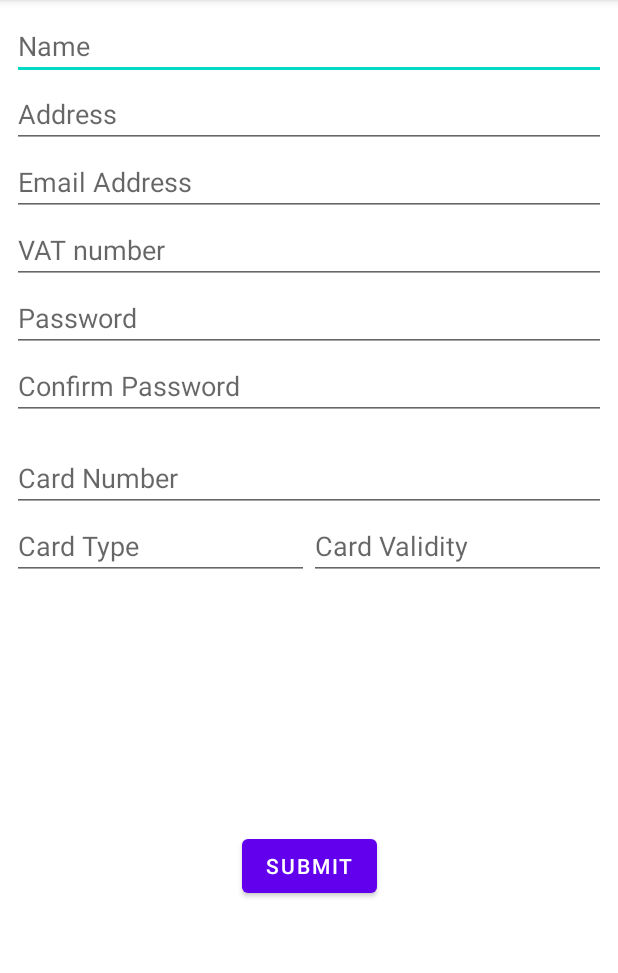
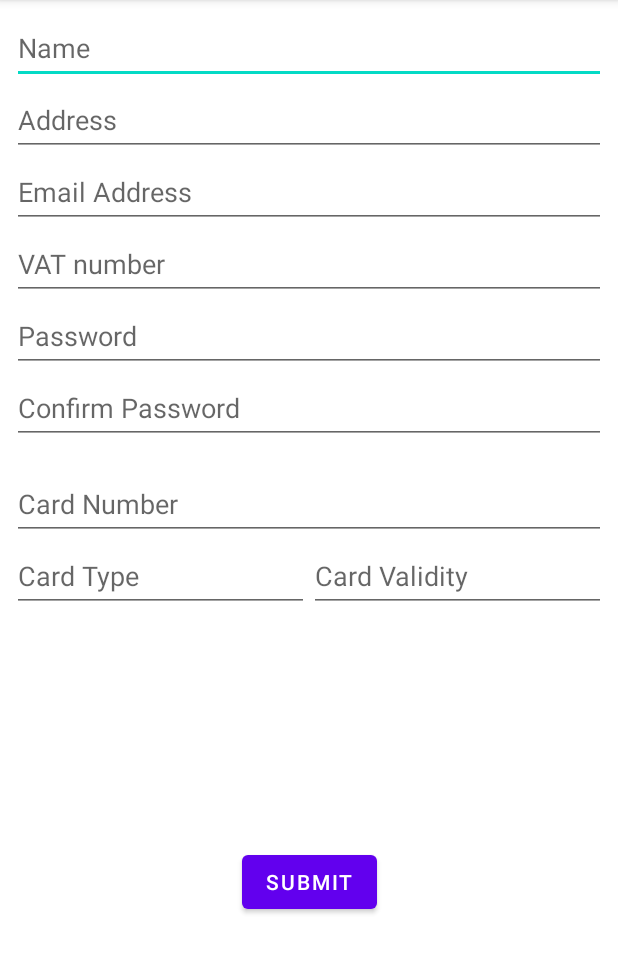
Before and after one commit to goncaloacteixeira/feup-cpm-proj1, an Android app: the screen it shows after launch (SignUpActivity), after a tap on "SIGN UP", on a phone screen of 412 x 824 dp, the part 84-1057 px from its top. Run offline under Robolectric (Android 15) with nearby library versions, the phone set to English and light mode, and no system bars.

Commit message:
activity login for result

```diff
--- a/AcmeShop/app/build.gradle
+++ b/AcmeShop/app/build.gradle
@@ -29,6 +29,9 @@ android {
     kotlinOptions {
         jvmTarget = '1.8'
     }
+    buildFeatures {
+        viewBinding true
+    }
 }
 
 dependencies {
@@ -37,6 +40,9 @@ dependencies {
     implementation 'androidx.appcompat:appcompat:1.4.1'
     implementation 'com.google.android.material:material:1.5.0'
     implementation 'androidx.constraintlayout:constraintlayout:2.1.3'
+    implementation 'androidx.annotation:annotation:1.2.0'
+    implementation 'androidx.lifecycle:lifecycle-livedata-ktx:2.3.1'
+    implementation 'androidx.lifecycle:lifecycle-viewmodel-ktx:2.3.1'
     testImplementation 'junit:junit:4.13.2'
     androidTestImplementation 'androidx.test.ext:junit:1.1.3'
     androidTestImplementation 'androidx.test.espresso:espresso-core:3.5.0-alpha04'
--- /dev/null
+++ b/AcmeShop/app/src/main/java/org/feup/cpm/group9/acmeshop/Constants.kt
@@ -0,0 +1,3 @@
+package org.feup.cpm.group9.acmeshop
+
+const val API_URL = "http://192.168.1.127:3000"
--- a/AcmeShop/app/src/main/java/org/feup/cpm/group9/acmeshop/MainActivity.kt
+++ b/AcmeShop/app/src/main/java/org/feup/cpm/group9/acmeshop/MainActivity.kt
@@ -1,11 +1,24 @@
 package org.feup.cpm.group9.acmeshop
 
+import android.app.Activity
 import android.content.Intent
 import android.os.Bundle
+import android.util.Log
 import android.widget.Button
+import androidx.activity.result.ActivityResult
+import androidx.activity.result.contract.ActivityResultContracts
 import androidx.appcompat.app.AppCompatActivity
 
 class MainActivity : AppCompatActivity() {
+    private val TAG = "org.feup.cpm.group9.acmeshop.MainActivity"
+
+    private val startForResultLogin = registerForActivityResult(ActivityResultContracts.StartActivityForResult()) { result: ActivityResult ->
+        if (result.resultCode == Activity.RESULT_OK) {
+            val user = result.data?.extras?.get("result")
+            Log.i(TAG, "Login Result: $user")
+        }
+    }
+
     override fun onCreate(savedInstanceState: Bundle?) {
         super.onCreate(savedInstanceState)
         setContentView(R.layout.activity_main)
@@ -17,7 +30,7 @@ class MainActivity : AppCompatActivity() {
 
         findViewById<Button>(R.id.login_btn).setOnClickListener {
             val intent = Intent(this, LoginActivity::class.java)
-            startActivity(intent)
+            startForResultLogin.launch(intent)
         }
     }
 }
--- a/AcmeShop/app/src/main/res/layout/activity_sign_up.xml
+++ b/AcmeShop/app/src/main/res/layout/activity_sign_up.xml
@@ -24,7 +24,8 @@
             android:layout_height="wrap_content"
             android:ems="10"
             android:hint="@string/name_lbl"
-            android:inputType="textPersonName" />
+            android:inputType="textPersonName"
+            android:minHeight="48dp" />
 
         <EditText
             android:id="@+id/user_address_edt"
@@ -32,7 +33,8 @@
             android:layout_height="wrap_content"
             android:ems="10"
             android:hint="@string/address_lbl"
-            android:inputType="textPostalAddress" />
+            android:inputType="textPostalAddress"
+            android:minHeight="48dp" />
 
         <EditText
             android:id="@+id/user_email_edt"
@@ -40,7 +42,8 @@
             android:layout_height="wrap_content"
             android:ems="10"
             android:hint="@string/email_lbl"
-            android:inputType="textEmailAddress" />
+            android:inputType="textEmailAddress"
+            android:minHeight="48dp" />
 
         <EditText
             android:id="@+id/user_vat_edt"
@@ -48,7 +51,8 @@
             android:layout_height="wrap_content"
             android:ems="10"
             android:hint="@string/vat_lbl"
-            android:inputType="number" />
+            android:inputType="number"
+            android:minHeight="48dp" />
 
         <EditText
             android:id="@+id/user_password_edt"
@@ -56,7 +60,8 @@
             android:layout_height="wrap_content"
             android:ems="10"
             android:hint="@string/password_lbl"
-            android:inputType="textPassword" />
+            android:inputType="textPassword"
+            android:minHeight="48dp" />
 
         <EditText
             android:id="@+id/user_confirm_password_edt"
@@ -64,7 +69,8 @@
             android:layout_height="wrap_content"
             android:ems="10"
             android:hint="@string/confirm_password_lbl"
-            android:inputType="textPassword" />
+            android:inputType="textPassword"
+            android:minHeight="48dp" />
 
     </LinearLayout>
 
@@ -86,6 +92,7 @@
             android:ems="10"
             android:hint="@string/card_number_lbl"
             android:inputType="number"
+            android:minHeight="48dp"
             app:layout_constraintEnd_toEndOf="parent"
             app:layout_constraintStart_toStartOf="parent"
             app:layout_constraintTop_toTopOf="parent" />
@@ -104,6 +111,7 @@
                 android:layout_height="wrap_content"
                 android:layout_weight="1"
                 android:ems="10"
+                android:minHeight="48dp"
                 android:hint="@string/card_type_lbl"
                 android:inputType="textPersonName" />
 
@@ -113,6 +121,7 @@
                 android:layout_height="wrap_content"
                 android:layout_weight="1"
                 android:ems="10"
+                android:minHeight="48dp"
                 android:hint="@string/card_validity_lbl"
                 android:inputType="textPersonName" />
         </LinearLayout>
```
Also changed, not shown: AcmeShop/app/src/main/AndroidManifest.xml (+4 -4 lines), AcmeShop/app/src/main/java/org/feup/cpm/group9/acmeshop/LoginActivity.kt (+11 -6 lines), AcmeShop/app/src/main/java/org/feup/cpm/group9/acmeshop/User.kt (+22 -11 lines).
